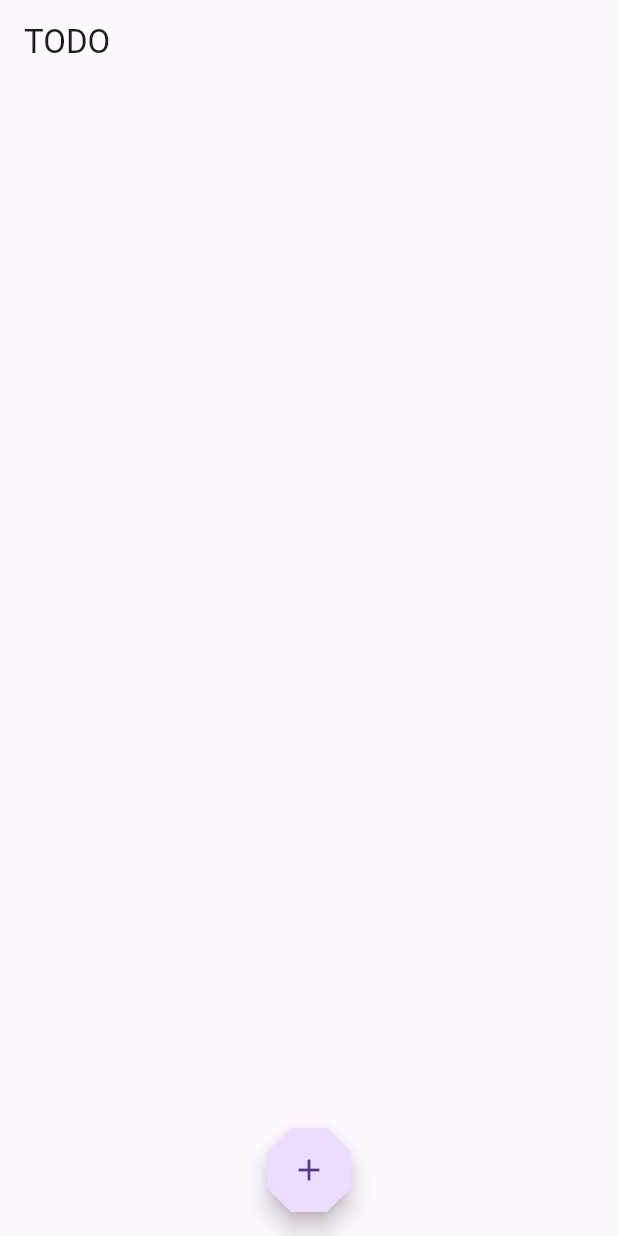
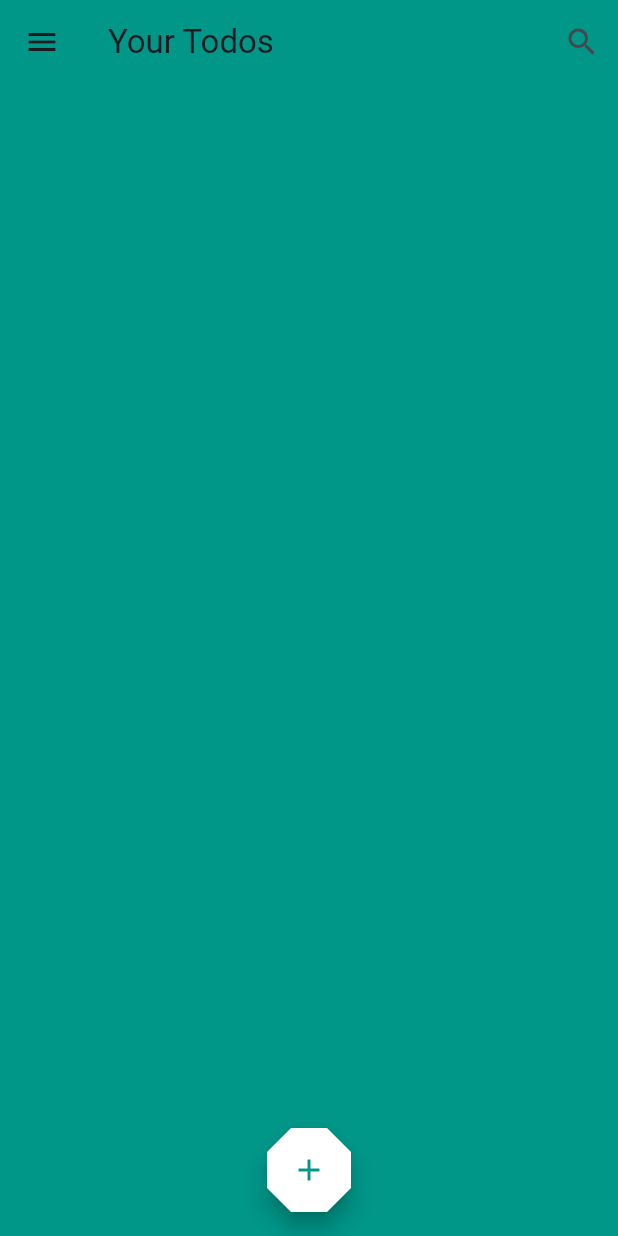
Before and after one commit to OrMizL/todo_app, a Flutter app: the screen it shows after launch, on a phone screen of 412 x 824 dp. Run offline on Flutter 3.47's test engine with Material 3 defaults, Android fonts, the phone set to English and light mode, and no system bars.

```diff
--- a/lib/main.dart
+++ b/lib/main.dart
@@ -1,7 +1,7 @@
 import 'package:flutter/material.dart';
 
 void main() {
-  runApp(TodoApp());
+  runApp(const TodoApp());
 }
 
 class TodoApp extends StatelessWidget {
@@ -14,7 +14,7 @@ class TodoApp extends StatelessWidget {
       theme: ThemeData(
         primarySwatch: Colors.blue,
       ),
-      home: TodoList(),
+      home: const TodoList(),
     );
   }
 }
@@ -58,8 +58,14 @@ class _TodoListState extends State<TodoList> {
           title: const Text('Add a Todo'),
           content: TextField(
             controller: _textFieldController,
-            decoration: const InputDecoration(hintText: 'Type your todo'),
+            decoration: const InputDecoration(
+              hintText: 'Type your todo',
+              focusedBorder: UnderlineInputBorder(
+                borderSide: BorderSide(color: Colors.teal),
+              ),
+            ),
             autofocus: true,
+            cursorColor: Colors.teal,
           ),
           actions: <Widget>[
             OutlinedButton(
@@ -67,6 +73,8 @@ class _TodoListState extends State<TodoList> {
                 shape: RoundedRectangleBorder(
                   borderRadius: BorderRadius.circular(12),
                 ),
+                backgroundColor: Colors.teal,
+                foregroundColor: Colors.white,
               ),
               onPressed: () {
                 Navigator.of(context).pop();
@@ -78,6 +86,8 @@ class _TodoListState extends State<TodoList> {
                 shape: RoundedRectangleBorder(
                   borderRadius: BorderRadius.circular(12),
                 ),
+                backgroundColor: Colors.teal,
+                foregroundColor: Colors.white,
               ),
               onPressed: () {
                 Navigator.of(context).pop();
@@ -93,37 +103,88 @@ class _TodoListState extends State<TodoList> {
 
   @override
   Widget build(BuildContext context) {
+    double statusBarHeight = MediaQuery.of(context).padding.top;
+
     return Scaffold(
       appBar: AppBar(
-        title: const Text('TODO'),
+        backgroundColor: Colors.transparent,
+        elevation: 0,
+        leading: Builder(
+          builder: (context) => IconButton(
+              onPressed: () => Scaffold.of(context).openDrawer(),
+              icon: const Icon(Icons.menu)),
+        ),
+        title: const Text('Your Todos'),
+        actions: [
+          IconButton(
+            icon: const Icon(Icons.search),
+            onPressed: () {},
+          ),
+        ],
+      ),
+      drawer: Drawer(
+        backgroundColor: Colors.teal,
+        child: ListView(
+          // padding: EdgeInsets.only(top: 100),
+          children: [
+            SizedBox(
+              height: statusBarHeight,
+              child: const DrawerHeader(
+                child: Center(
+                  child: Text(
+                    '',
+                  ),
+                ),
+              ),
+            ),
+            const ListTile(
+              title: Text(
+                'First',
+                style: TextStyle(fontSize: 20, color: Colors.white),
+              ),
+            ),
+            const ListTile(
+              title: Text(
+                'Second',
+                style: TextStyle(fontSize: 20, color: Colors.white),
+              ),
+            )
+          ],
+        ),
       ),
       body: ListView(
         padding: const EdgeInsets.symmetric(vertical: 10.0),
         children: _todos.map((Todo todo) {
           return TodoItem(
-            todo: todo,
-            onTodoChange: _handleTodoChange,
-            onTodoDelete: _handleTodoDelete
-          );
+              todo: todo,
+              onTodoChange: _handleTodoChange,
+              onTodoDelete: _handleTodoDelete);
         }).toList(),
       ),
+      backgroundColor: Colors.teal,
       floatingActionButton: FloatingActionButton(
         onPressed: () => _displayDialog(),
         tooltip: 'Add Todo',
+        backgroundColor: Colors.white,
         shape: const BeveledRectangleBorder(
           borderRadius: BorderRadius.all(
             Radius.circular(16.0), // You can adjust the radius value as needed
           ),
         ),
-        child: const Icon(Icons.add),
+        child: const Icon(Icons.add, color: Colors.teal),
       ),
-      floatingActionButtonLocation: FloatingActionButtonLocation.centerFloat, // Centering the FAB
+      floatingActionButtonLocation:
+          FloatingActionButtonLocation.centerFloat, // Centering the FAB
     );
   }
 }
 
 class TodoItem extends StatelessWidget {
-  TodoItem({required this.todo, required this.onTodoChange, required this.onTodoDelete}) : super(key: ObjectKey(todo));
+  TodoItem(
+      {required this.todo,
+      required this.onTodoChange,
+      required this.onTodoDelete})
+      : super(key: ObjectKey(todo));
 
   final Todo todo;
   final void Function(Todo todo) onTodoChange;
@@ -173,10 +234,7 @@ class TodoItem extends StatelessWidget {
 }
 
 class Todo {
-  Todo({
-    required this.name,
-    required this.completed
-  });
+  Todo({required this.name, required this.completed});
   String name;
   bool completed;
 }
```
